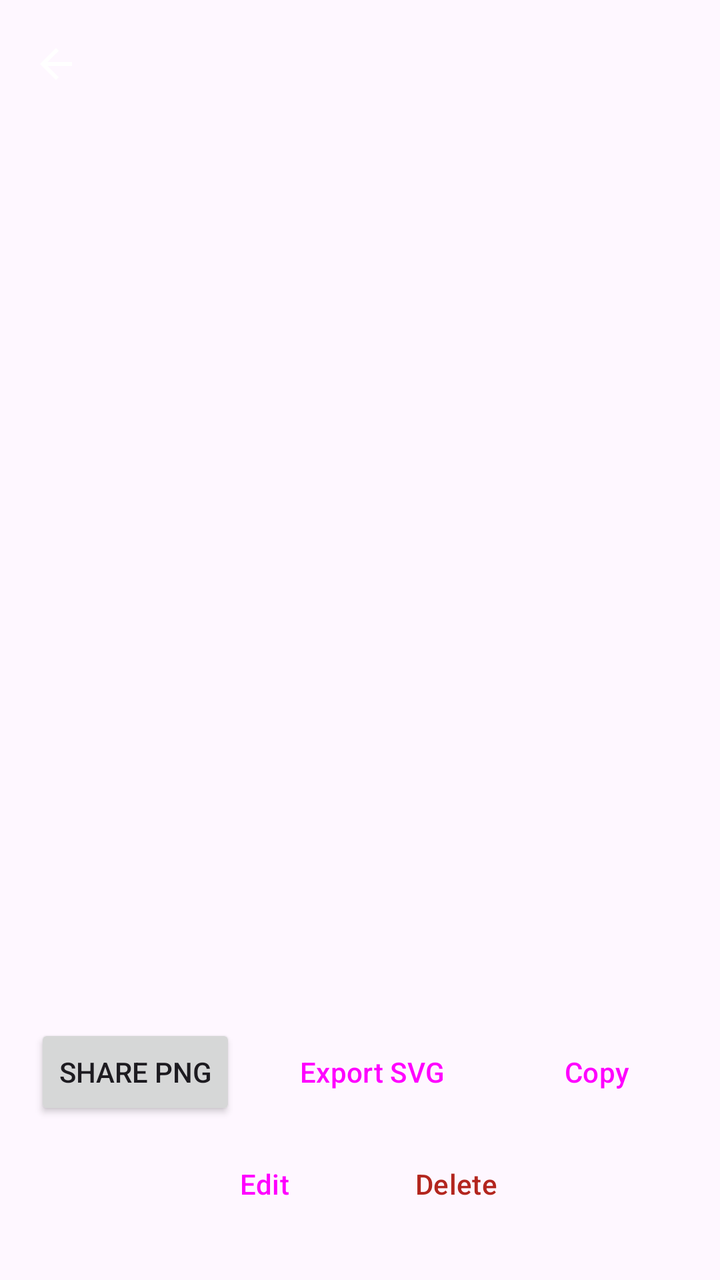
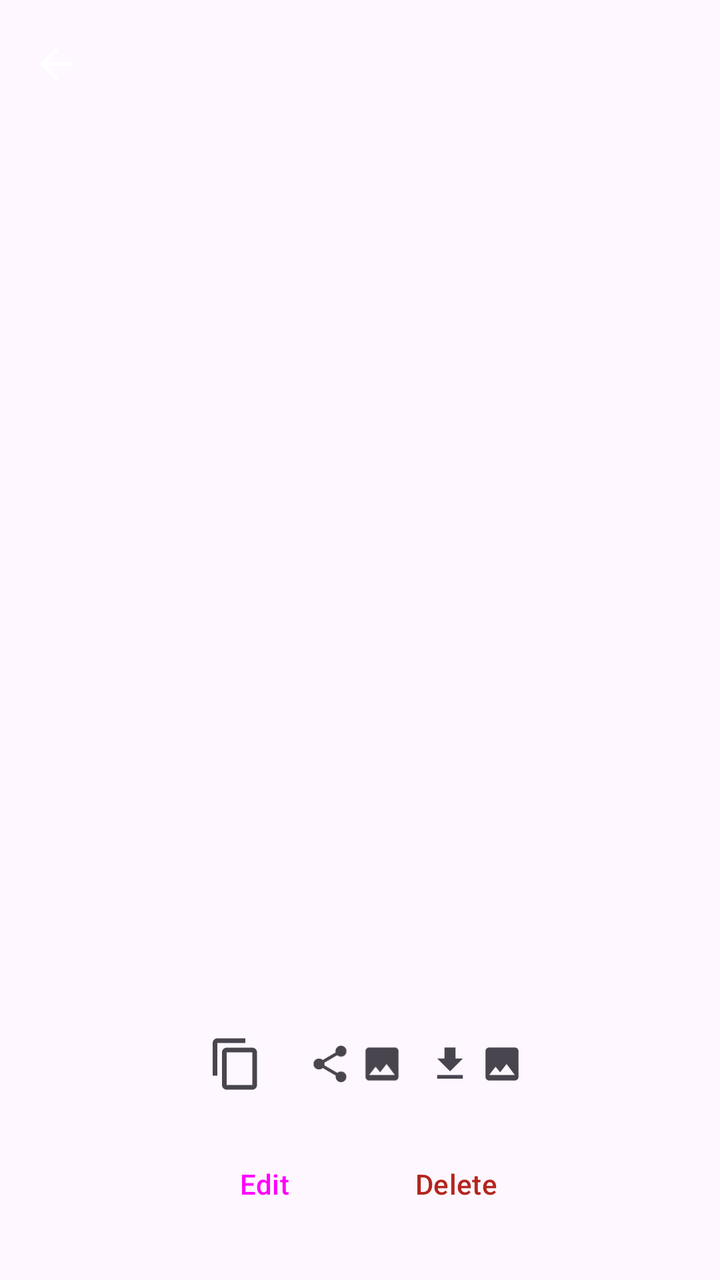

Two renders of the same Android screen: before a commit and after it. Below are the layout's source before the change and the commit's diff.
<!-- AndroidManifest.xml: application theme Theme.QRCards -->
<!-- res/layout/activity_card_detail.xml -->
<?xml version="1.0" encoding="utf-8"?>
<LinearLayout xmlns:android="http://schemas.android.com/apk/res/android"
    xmlns:app="http://schemas.android.com/apk/res-auto"
    android:layout_width="match_parent"
    android:layout_height="match_parent"
    android:orientation="vertical">

    <com.google.android.material.appbar.MaterialToolbar
        android:id="@+id/toolbar"
        android:layout_width="match_parent"
        android:layout_height="?attr/actionBarSize"
        app:navigationIcon="@drawable/ic_arrow_back" />

    
    <FrameLayout
        android:id="@+id/qrFlipContainer"
        android:layout_width="match_parent"
        android:layout_height="0dp"
        android:layout_weight="1"
        android:clickable="true"
        android:focusable="true"
        android:contentDescription="@string/flip_to_data_desc">

        <ImageView
            android:id="@+id/qrImage"
            android:layout_width="match_parent"
            android:layout_height="match_parent"
            android:adjustViewBounds="true"
            android:contentDescription="@string/qr_code"
            android:padding="24dp"
            android:scaleType="fitCenter" />

        <LinearLayout
            android:id="@+id/qrDataView"
            android:layout_width="match_parent"
            android:layout_height="match_parent"
            android:gravity="center_horizontal"
            android:orientation="vertical"
            android:padding="24dp"
            android:visibility="gone">

            <TextView
                android:layout_width="wrap_content"
                android:layout_height="wrap_content"
                android:text="@string/show_details_title"
                android:textAppearance="?attr/textAppearanceTitleMedium" />

            <ScrollView
                android:id="@+id/dataScroll"
                android:layout_width="match_parent"
                android:layout_height="0dp"
                android:layout_weight="1"
                android:layout_marginTop="12dp">

                <LinearLayout
                    android:id="@+id/dataRows"
                    android:layout_width="match_parent"
                    android:layout_height="wrap_content"
                    android:orientation="vertical" />
            </ScrollView>
            
        </LinearLayout>
    </FrameLayout>

    
    <LinearLayout
        android:layout_width="match_parent"
        android:layout_height="wrap_content"
        android:gravity="center"
        android:orientation="horizontal"
        android:paddingTop="16dp">

        <Button
            android:id="@+id/sharePngButton"
            android:layout_width="wrap_content"
            android:layout_height="wrap_content"
            android:layout_marginEnd="8dp"
            android:text="@string/share_png" />

        <Button
            android:id="@+id/exportSvgButton"
            android:layout_width="wrap_content"
            android:layout_height="wrap_content"
            android:layout_marginEnd="8dp"
            android:text="@string/export_svg"
            style="@style/Widget.Material3.Button.OutlinedButton" />

        <Button
            android:id="@+id/copyPayloadButton"
            android:layout_width="wrap_content"
            android:layout_height="wrap_content"
            android:text="@string/copy"
            style="@style/Widget.Material3.Button.OutlinedButton" />
    </LinearLayout>

    
    <LinearLayout
        android:id="@+id/vcardRow"
        android:layout_width="match_parent"
        android:layout_height="wrap_content"
        android:gravity="center"
        android:orientation="horizontal"
        android:paddingTop="8dp"
        android:visibility="gone">

        <Button
            android:id="@+id/shareVcardButton"
            android:layout_width="wrap_content"
            android:layout_height="wrap_content"
            android:layout_marginEnd="8dp"
            android:text="@string/share_vcard"
            style="@style/Widget.Material3.Button.OutlinedButton" />

        <Button
            android:id="@+id/saveVcardButton"
            android:layout_width="wrap_content"
            android:layout_height="wrap_content"
            android:text="@string/save_vcf"
            style="@style/Widget.Material3.Button.OutlinedButton" />
    </LinearLayout>

    
    <LinearLayout
        android:layout_width="match_parent"
        android:layout_height="wrap_content"
        android:gravity="center"
        android:orientation="horizontal"
        android:paddingBottom="24dp"
        android:paddingTop="8dp">

        <Button
            android:id="@+id/editButton"
            android:layout_width="wrap_content"
            android:layout_height="wrap_content"
            android:layout_marginEnd="8dp"
            android:text="@string/edit"
            style="@style/Widget.Material3.Button.OutlinedButton" />

        <Button
            android:id="@+id/deleteButton"
            android:layout_width="wrap_content"
            android:layout_height="wrap_content"
            android:text="@string/delete"
            android:textColor="?attr/colorError"
            style="@style/Widget.Material3.Button.TextButton" />
    </LinearLayout>
</LinearLayout>
<!-- resources referenced by this layout -->
<resources>
  <!-- drawable ic_arrow_back (drawable) -->
  <vector xmlns:android="http://schemas.android.com/apk/res/android"
      android:width="24dp" android:height="24dp"
      android:viewportWidth="24" android:viewportHeight="24">
      <path
          android:fillColor="@android:color/white"
          android:pathData="M20,11H7.83l5.59,-5.59L12,4l-8,8 8,8 1.41,-1.41L7.83,13H20v-2z" />
  </vector>
  <string name="copy">Copy</string>
  <string name="delete">Delete</string>
  <string name="edit">Edit</string>
  <string name="export_svg">Export SVG</string>
  <string name="flip_to_data_desc">Show the encoded data behind this code</string>
  <string name="qr_code">QR code</string>
  <string name="save_vcf">Save .vcf</string>
  <string name="share_png">Share PNG</string>
  <string name="share_vcard">Share vCard</string>
  <string name="show_details_title">Card details</string>
  <style name="Theme.QRCards" parent="Theme.Material3.DayNight.NoActionBar" />
</resources>

<!-- the commit's change to res/layout/activity_card_detail.xml (unified diff, before → after) -->
@@ -64,59 +64,169 @@
 
     
     <LinearLayout
+        android:id="@+id/actionRow"
         android:layout_width="match_parent"
         android:layout_height="wrap_content"
         android:gravity="center"
         android:orientation="horizontal"
         android:paddingTop="16dp">
 
-        <Button
+        <FrameLayout
+            android:id="@+id/copyPayloadButton"
+            android:layout_width="56dp"
+            android:layout_height="56dp"
+            android:layout_marginEnd="4dp"
+            android:background="?attr/selectableItemBackgroundBorderless"
+            android:clickable="true"
+            android:focusable="true"
+            android:contentDescription="@string/copy"
+            android:tooltipText="@string/copy">
+
+            <ImageView
+                android:layout_width="28dp"
+                android:layout_height="28dp"
+                android:layout_gravity="center"
+                android:contentDescription="@null"
+                android:src="@drawable/ic_copy"
+                app:tint="?attr/colorOnSurfaceVariant" />
+        </FrameLayout>
+
+        <FrameLayout
             android:id="@+id/sharePngButton"
-            android:layout_width="wrap_content"
-            android:layout_height="wrap_content"
-            android:layout_marginEnd="8dp"
-            android:text="@string/share_png" />
-
-        <Button
+            android:layout_width="56dp"
+            android:layout_height="56dp"
+            android:layout_marginEnd="4dp"
+            android:background="?attr/selectableItemBackgroundBorderless"
+            android:clickable="true"
+            android:focusable="true"
+            android:contentDescription="@string/share_png"
+            android:tooltipText="@string/share_png">
+
+            <LinearLayout
+                android:layout_width="wrap_content"
+                android:layout_height="wrap_content"
+                android:layout_gravity="center"
+                android:orientation="horizontal">
+
+                <ImageView
+                    android:layout_width="22dp"
+                    android:layout_height="22dp"
+                    android:layout_marginEnd="4dp"
+                    android:contentDescription="@null"
+                    android:src="@drawable/ic_share"
+                    app:tint="?attr/colorOnSurfaceVariant" />
+
+                <ImageView
+                    android:layout_width="22dp"
+                    android:layout_height="22dp"
+                    android:contentDescription="@null"
+                    android:src="@drawable/ic_image"
+                    app:tint="?attr/colorOnSurfaceVariant" />
+            </LinearLayout>
+        </FrameLayout>
+
+        <FrameLayout
+            android:id="@+id/shareVcardButton"
+            android:layout_width="56dp"
+            android:layout_height="56dp"
+            android:layout_marginEnd="4dp"
+            android:background="?attr/selectableItemBackgroundBorderless"
+            android:clickable="true"
+            android:focusable="true"
+            android:contentDescription="@string/share_vcard"
+            android:tooltipText="@string/share_vcard"
+            android:visibility="gone">
+
+            <LinearLayout
+                android:layout_width="wrap_content"
+                android:layout_height="wrap_content"
+                android:layout_gravity="center"
+                android:orientation="horizontal">
+
+                <ImageView
+                    android:layout_width="22dp"
+                    android:layout_height="22dp"
+                    android:layout_marginEnd="4dp"
+                    android:contentDescription="@null"
+                    android:src="@drawable/ic_share"
+                    app:tint="?attr/colorOnSurfaceVariant" />
+
+                <ImageView
+                    android:layout_width="22dp"
+                    android:layout_height="22dp"
+                    android:contentDescription="@null"
+                    android:src="@drawable/ic_type_contact"
+                    app:tint="?attr/colorOnSurfaceVariant" />
+            </LinearLayout>
+        </FrameLayout>
+
+        <FrameLayout
             android:id="@+id/exportSvgButton"
-            android:layout_width="wrap_content"
-            android:layout_height="wrap_content"
-            android:layout_marginEnd="8dp"
-            android:text="@string/export_svg"
-            style="@style/Widget.Material3.Button.OutlinedButton" />
-
-        <Button
-            android:id="@+id/copyPayloadButton"
-            android:layout_width="wrap_content"
-            android:layout_height="wrap_content"
-            android:text="@string/copy"
-            style="@style/Widget.Material3.Button.OutlinedButton" />
-    </LinearLayout>
-
-    
-    <LinearLayout
-        android:id="@+id/vcardRow"
-        android:layout_width="match_parent"
-        android:layout_height="wrap_content"
-        android:gravity="center"
-        android:orientation="horizontal"
-        android:paddingTop="8dp"
-        android:visibility="gone">
-
-        <Button
-            android:id="@+id/shareVcardButton"
-            android:layout_width="wrap_content"
-            android:layout_height="wrap_content"
-            android:layout_marginEnd="8dp"
-            android:text="@string/share_vcard"
-            style="@style/Widget.Material3.Button.OutlinedButton" />
-
-        <Button
+            android:layout_width="56dp"
+            android:layout_height="56dp"
+            android:layout_marginEnd="4dp"
+            android:background="?attr/selectableItemBackgroundBorderless"
+            android:clickable="true"
+            android:focusable="true"
+            android:contentDescription="@string/export_svg"
+            android:tooltipText="@string/export_svg">
+
+            <LinearLayout
+                android:layout_width="wrap_content"
+                android:layout_height="wrap_content"
+                android:layout_gravity="center"
+                android:orientation="horizontal">
+
+                <ImageView
+                    android:layout_width="22dp"
+                    android:layout_height="22dp"
+                    android:layout_marginEnd="4dp"
+                    android:contentDescription="@null"
+                    android:src="@drawable/ic_download"
+                    app:tint="?attr/colorOnSurfaceVariant" />
+
+                <ImageView
+                    android:layout_width="22dp"
+                    android:layout_height="22dp"
+                    android:contentDescription="@null"
+                    android:src="@drawable/ic_image"
+                    app:tint="?attr/colorOnSurfaceVariant" />
+            </LinearLayout>
+        </FrameLayout>
+
+        <FrameLayout
             android:id="@+id/saveVcardButton"
-            android:layout_width="wrap_content"
-            android:layout_height="wrap_content"
-            android:text="@string/save_vcf"
-            style="@style/Widget.Material3.Button.OutlinedButton" />
+            android:layout_width="56dp"
+            android:layout_height="56dp"
+            android:background="?attr/selectableItemBackgroundBorderless"
+            android:clickable="true"
+            android:focusable="true"
+            android:contentDescription="@string/save_vcf"
+            android:tooltipText="@string/save_vcf"
+            android:visibility="gone">
+
+            <LinearLayout
+                android:layout_width="wrap_content"
+                android:layout_height="wrap_content"
+                android:layout_gravity="center"
+                android:orientation="horizontal">
+
+                <ImageView
+                    android:layout_width="22dp"
+                    android:layout_height="22dp"
+                    android:layout_marginEnd="4dp"
+                    android:contentDescription="@null"
+                    android:src="@drawable/ic_download"
+                    app:tint="?attr/colorOnSurfaceVariant" />
+
+                <ImageView
+                    android:layout_width="22dp"
+                    android:layout_height="22dp"
+                    android:contentDescription="@null"
+                    android:src="@drawable/ic_type_contact"
+                    app:tint="?attr/colorOnSurfaceVariant" />
+            </LinearLayout>
+        </FrameLayout>
     </LinearLayout>
 
     
<!-- resource entries referenced after the edit -->
@@ -7,6 +7,26 @@
       <path
           android:fillColor="@android:color/white"
           android:pathData="M20,11H7.83l5.59,-5.59L12,4l-8,8 8,8 1.41,-1.41L7.83,13H20v-2z" />
+  </vector>
+  <!-- drawable ic_copy (drawable) -->
+  <vector xmlns:android="http://schemas.android.com/apk/res/android" android:width="24dp" android:height="24dp" android:viewportWidth="24" android:viewportHeight="24">
+  <path android:fillColor="@android:color/white" android:pathData="M16,1L4,1c-1.1,0 -2,0.9 -2,2v14h2L4,3h12L16,1zM19,5L8,5c-1.1,0 -2,0.9 -2,2v14c0,1.1 0.9,2 2,2h11c1.1,0 2,-0.9 2,-2L21,7c0,-1.1 -0.9,-2 -2,-2zM19,21L8,21L8,7h11v14z"/>
+  </vector>
+  <!-- drawable ic_download (drawable) -->
+  <vector xmlns:android="http://schemas.android.com/apk/res/android" android:width="24dp" android:height="24dp" android:viewportWidth="24" android:viewportHeight="24">
+  <path android:fillColor="@android:color/white" android:pathData="M19,9h-4L15,3L9,3v6L5,9l7,7 7,-7zM5,18v2h14v-2L5,18z"/>
+  </vector>
+  <!-- drawable ic_image (drawable) -->
+  <vector xmlns:android="http://schemas.android.com/apk/res/android" android:width="24dp" android:height="24dp" android:viewportWidth="24" android:viewportHeight="24">
+  <path android:fillColor="@android:color/white" android:pathData="M21,19L21,5c0,-1.1 -0.9,-2 -2,-2L5,3c-1.1,0 -2,0.9 -2,2v14c0,1.1 0.9,2 2,2h14c1.1,0 2,-0.9 2,-2zM8.5,13.5l2.5,3.01L14.5,12l4.5,6L5,18l3.5,-4.5z"/>
+  </vector>
+  <!-- drawable ic_share (drawable) -->
+  <vector xmlns:android="http://schemas.android.com/apk/res/android" android:width="24dp" android:height="24dp" android:viewportWidth="24" android:viewportHeight="24">
+  <path android:fillColor="@android:color/white" android:pathData="M18,16.08c-0.76,0 -1.44,0.3 -1.96,0.77L8.91,12.7c0.05,-0.23 0.09,-0.46 0.09,-0.7s-0.04,-0.47 -0.09,-0.7l7.05,-4.11c0.54,0.5 1.25,0.81 2.04,0.81 1.66,0 3,-1.34 3,-3s-1.34,-3 -3,-3 -3,1.34 -3,3c0,0.24 0.04,0.47 0.09,0.7L8.04,9.81C7.5,9.31 6.79,9 6,9c-1.66,0 -3,1.34 -3,3s1.34,3 3,3c0.79,0 1.5,-0.31 2.04,-0.81l7.12,4.16c-0.05,0.21 -0.08,0.43 -0.08,0.65 0,1.61 1.31,2.92 2.92,2.92 1.61,0 2.92,-1.31 2.92,-2.92s-1.31,-2.92 -2.92,-2.92z"/>
+  </vector>
+  <!-- drawable ic_type_contact (drawable) -->
+  <vector xmlns:android="http://schemas.android.com/apk/res/android" android:width="24dp" android:height="24dp" android:viewportWidth="24" android:viewportHeight="24">
+  <path android:fillColor="@android:color/white" android:pathData="M12,12c2.21,0 4,-1.79 4,-4s-1.79,-4 -4,-4 -4,1.79 -4,4 1.79,4 4,4zM12,14c-2.67,0 -8,1.34 -8,4v2h16v-2c0,-2.66 -5.33,-4 -8,-4z"/>
   </vector>
   <string name="copy">Copy</string>
   <string name="delete">Delete</string>
